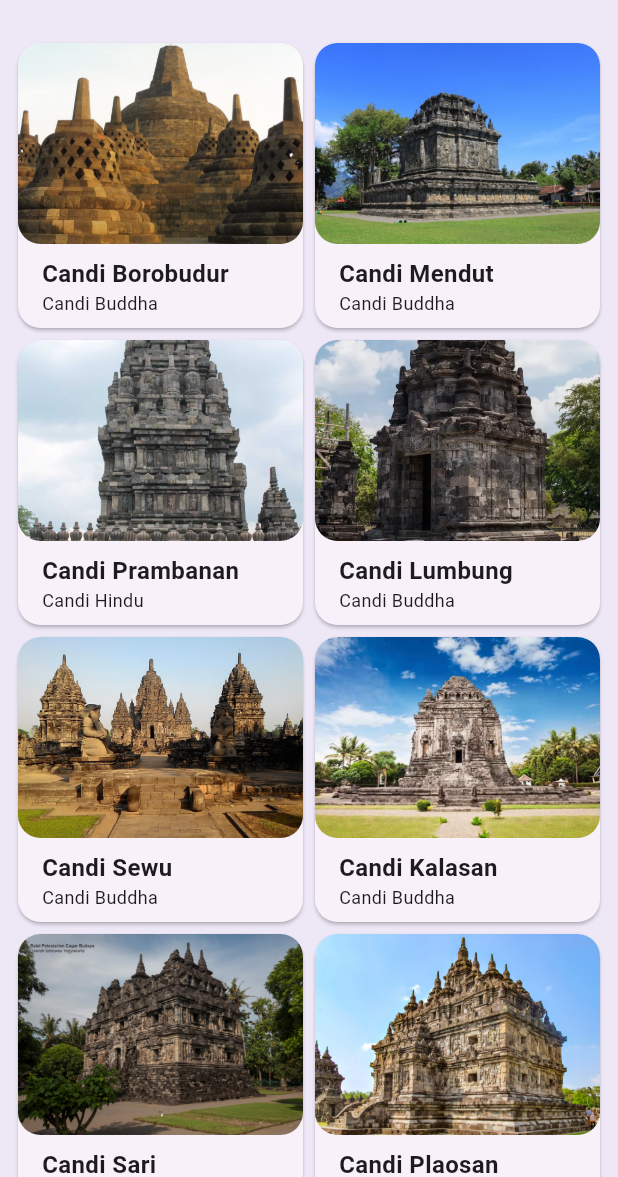
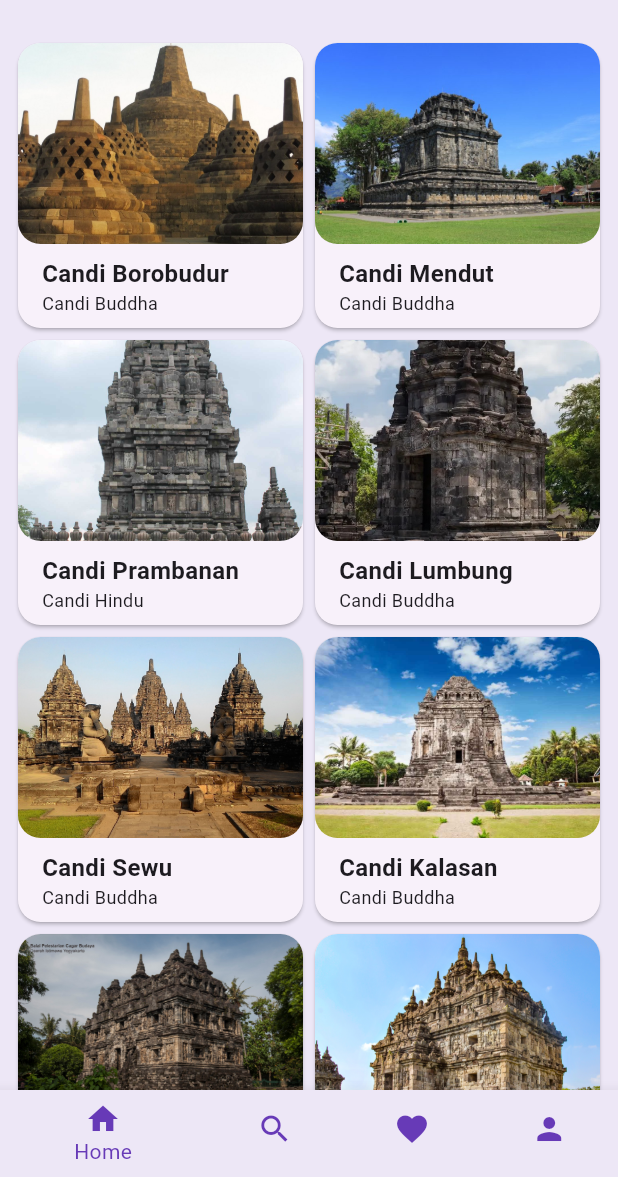
Before and after one commit to Mobile-Programming-MDP/materi-latihan-flutter-michaelg62, a Flutter app: the screen it shows after launch, on a phone screen of 412 x 824 dp, the part 59-1236 px from its top. Run offline on Flutter 3.47's test engine with Material 2 defaults, Android fonts, the light colour scheme and no system bars.

Commit message:
MainScreen

```diff
--- a/wisata_candi/lib/main.dart
+++ b/wisata_candi/lib/main.dart
@@ -2,6 +2,7 @@
 import 'package:wisata_candi/data/candi_data.dart';
 import 'package:wisata_candi/screens/detail_screen.dart';
 import 'package:wisata_candi/screens/home_screen.dart';
+import 'package:wisata_candi/screens/main_screen.dart';
 import 'package:wisata_candi/screens/profile_screen.dart';
 import 'package:wisata_candi/screens/search_screen.dart';
 import 'package:wisata_candi/screens/sign_in.dart';
@@ -34,7 +35,7 @@
         ),
         useMaterial3: true,
       ),
-      home: HomeScreen(),
+      home: MainScreen(),
       // home: DetailScreen(candi:candiList[0]),
     );
   }
--- /dev/null
+++ b/wisata_candi/lib/screens/favorite_screen.dart
@@ -0,0 +1,15 @@
+import 'package:flutter/material.dart';
+
+class FavoriteScreen extends StatefulWidget {
+  const FavoriteScreen({super.key});
+
+  @override
+  State<FavoriteScreen> createState() => _FavoriteScreenState();
+}
+
+class _FavoriteScreenState extends State<FavoriteScreen> {
+  @override
+  Widget build(BuildContext context) {
+    return const Placeholder();
+  }
+}
--- /dev/null
+++ b/wisata_candi/lib/screens/main_screen.dart
@@ -0,0 +1,66 @@
+import 'package:flutter/material.dart';
+import 'package:wisata_candi/screens/favorite_screen.dart';
+import 'package:wisata_candi/screens/home_screen.dart';
+import 'package:wisata_candi/screens/profile_screen.dart';
+import 'package:wisata_candi/screens/search_screen.dart';
+
+class MainScreen extends StatefulWidget {
+  const MainScreen({super.key});
+
+  @override
+  State<MainScreen> createState() => _MainScreenState();
+}
+
+class _MainScreenState extends State<MainScreen> {
+  //TODO 1. Deklarasikan variabel
+  int _currentIndex = 0;
+  final List<Widget> _children = [
+    HomeScreen(),
+    SearchScreen(),
+    FavoriteScreen(),
+    ProfileScreen(),
+  ];
+  @override
+  Widget build(BuildContext context) {
+    return Scaffold(
+      //TODO : 2. Buat Properti body berupa widget yang ditampilkan
+      body: _children[_currentIndex],
+      //TODO : 3. Buat properti bottomNavigationBar dengan nilai Theme
+      bottomNavigationBar: Theme(
+          data: Theme.of(context).copyWith(
+            canvasColor: Colors.deepPurple[50],
+          ),
+          child: BottomNavigationBar(
+            currentIndex: _currentIndex,
+            onTap: (index) {
+              setState(() {
+                _currentIndex = index;
+              });
+            },
+            items: [
+              BottomNavigationBarItem(
+                  icon: Icon(Icons.home, color: Colors.deepPurple,),
+
+                  label: "Home"),
+              BottomNavigationBarItem(
+                  icon: Icon(Icons.search, color: Colors.deepPurple,),
+
+                  label: "Search"),
+              BottomNavigationBarItem(
+                  icon: Icon(Icons.favorite, color: Colors.deepPurple,),
+                  label: "Favorite"),
+              BottomNavigationBarItem(
+                  icon: Icon(
+                    Icons.person,
+                    color: Colors.deepPurple,
+                  ),
+                  label: "Profile")
+            ],
+            selectedItemColor: Colors.deepPurple,
+            unselectedItemColor: Colors.deepPurple[100],
+            showSelectedLabels: true,
+          )),
+      //TODO : 4. Buat data dan child dari theme
+    );
+  }
+}
```
